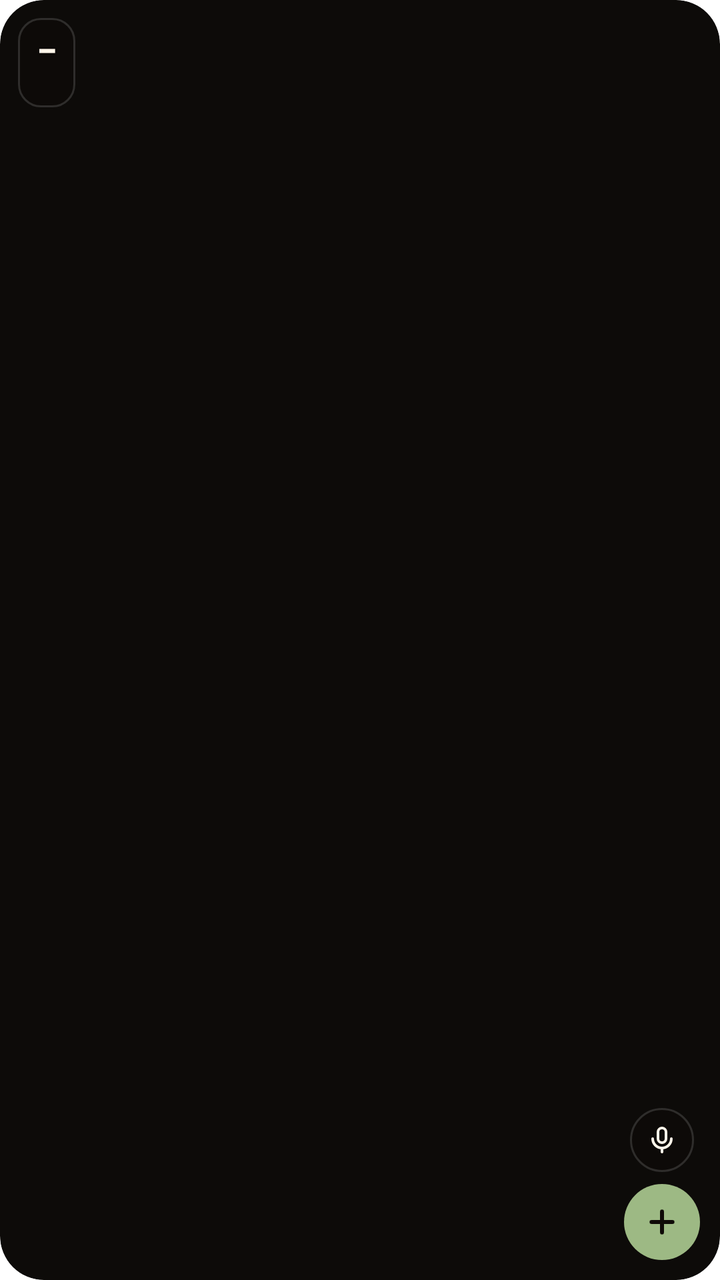
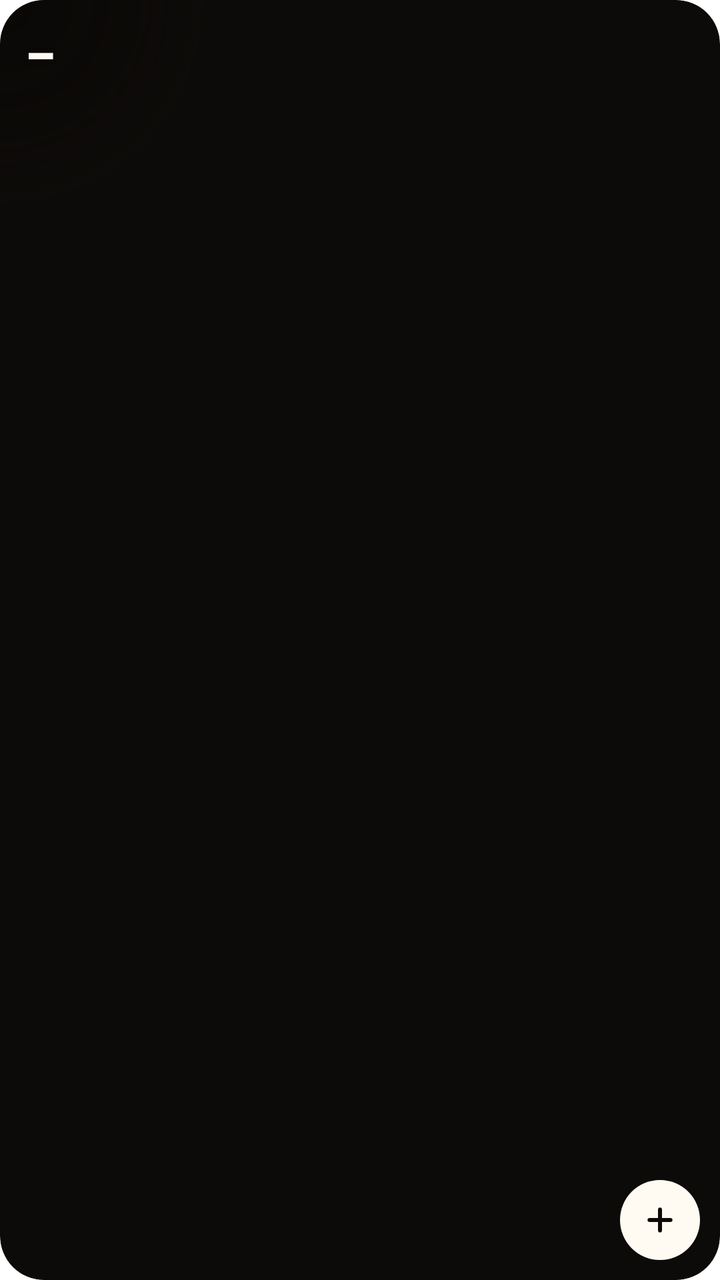

Before-and-after screenshots of an Android layout around one commit, followed by the original layout XML and the change that was made.
<!-- AndroidManifest.xml: application theme Theme.flowcode_mobile -->
<!-- res/layout/widget_finestra.xml -->
<?xml version="1.0" encoding="utf-8"?>
<FrameLayout xmlns:android="http://schemas.android.com/apk/res/android"
    android:id="@+id/root"
    android:layout_width="match_parent"
    android:layout_height="match_parent"
    android:background="@drawable/widget_bg"
    android:clipToOutline="true">
    <ViewFlipper
        android:id="@+id/flipper"
        android:layout_width="match_parent"
        android:layout_height="match_parent"
        android:autoStart="true"
        android:flipInterval="250">
        <ImageView android:id="@+id/f0" android:layout_width="match_parent" android:layout_height="match_parent" android:scaleType="centerCrop" />
        <ImageView android:id="@+id/f1" android:layout_width="match_parent" android:layout_height="match_parent" android:scaleType="centerCrop" />
        <ImageView android:id="@+id/f2" android:layout_width="match_parent" android:layout_height="match_parent" android:scaleType="centerCrop" />
        <ImageView android:id="@+id/f3" android:layout_width="match_parent" android:layout_height="match_parent" android:scaleType="centerCrop" />
        <ImageView android:id="@+id/f4" android:layout_width="match_parent" android:layout_height="match_parent" android:scaleType="centerCrop" />
        <ImageView android:id="@+id/f5" android:layout_width="match_parent" android:layout_height="match_parent" android:scaleType="centerCrop" />
        <ImageView android:id="@+id/f6" android:layout_width="match_parent" android:layout_height="match_parent" android:scaleType="centerCrop" />
        <ImageView android:id="@+id/f7" android:layout_width="match_parent" android:layout_height="match_parent" android:scaleType="centerCrop" />
    </ViewFlipper>
    <LinearLayout
        android:id="@+id/chip"
        android:layout_width="wrap_content"
        android:layout_height="wrap_content"
        android:layout_gravity="top|start"
        android:layout_margin="9dp"
        android:background="@drawable/widget_glass_chip"
        android:orientation="vertical"
        android:paddingStart="9dp"
        android:paddingTop="5dp"
        android:paddingEnd="9dp"
        android:paddingBottom="5dp">
        <TextView
            android:id="@+id/chip_num"
            android:layout_width="wrap_content"
            android:layout_height="wrap_content"
            android:fontFamily="monospace"
            android:includeFontPadding="false"
            android:shadowColor="#59000000"
            android:shadowDy="1"
            android:shadowRadius="2"
            android:text="–"
            android:textColor="#fff6ea"
            android:textSize="18sp"
            android:textStyle="bold" />
        <TextView
            android:id="@+id/chip_label"
            android:layout_width="wrap_content"
            android:layout_height="wrap_content"
            android:layout_marginTop="2dp"
            android:includeFontPadding="false"
            android:maxLines="1"
            android:shadowColor="#59000000"
            android:shadowDy="1"
            android:shadowRadius="2"
            android:textColor="#D9fff6ea"
            android:textSize="10sp" />
    </LinearLayout>
    <LinearLayout
        android:id="@+id/col"
        android:layout_width="wrap_content"
        android:layout_height="wrap_content"
        android:layout_gravity="bottom|end"
        android:layout_margin="10dp"
        android:gravity="center_horizontal"
        android:orientation="vertical"
        >
        <ImageView
            android:id="@+id/mic"
            android:layout_width="32dp"
            android:layout_height="32dp"
            android:background="@drawable/widget_glass_round"
            android:contentDescription="@string/widget_cd_voice"
            android:padding="8dp"
            android:layout_marginBottom="6dp"
            android:src="@drawable/widget_ic_mic"
             />
        <ImageView
            android:id="@+id/fab"
            android:layout_width="38dp"
            android:layout_height="38dp"
            android:background="@drawable/widget_accent_round"
            android:contentDescription="@string/widget_cd_new"
            android:padding="10dp"
            
            android:src="@drawable/widget_ic_plus"
             />
    </LinearLayout>
    <LinearLayout
        android:id="@+id/btn_row"
        android:layout_width="wrap_content"
        android:layout_height="wrap_content"
        android:layout_gravity="bottom|end"
        android:layout_margin="10dp"
        android:gravity="center_vertical"
        android:orientation="horizontal"
        android:visibility="gone">
        <ImageView
            android:id="@+id/mic_r"
            android:layout_width="32dp"
            android:layout_height="32dp"
            android:background="@drawable/widget_glass_round"
            android:contentDescription="@string/widget_cd_voice"
            android:padding="8dp"
            android:layout_marginEnd="6dp"
            android:src="@drawable/widget_ic_mic"
             />
        <ImageView
            android:id="@+id/fab_r"
            android:layout_width="38dp"
            android:layout_height="38dp"
            android:background="@drawable/widget_accent_round"
            android:contentDescription="@string/widget_cd_new"
            android:padding="10dp"
            
            android:src="@drawable/widget_ic_plus"
             />
    </LinearLayout>
</FrameLayout>
<!-- resources referenced by this layout -->
<resources>
  <!-- drawable widget_accent_round (drawable) -->
  <?xml version="1.0" encoding="utf-8"?>
  <shape xmlns:android="http://schemas.android.com/apk/res/android" android:shape="oval">
      <solid android:color="#9db984" />
  </shape>
  <!-- drawable widget_bg (drawable) -->
  <?xml version="1.0" encoding="utf-8"?>
  <shape xmlns:android="http://schemas.android.com/apk/res/android" android:shape="rectangle">
      <solid android:color="#0d0b09" />
      <corners android:radius="22dp" />
  </shape>
  <!-- drawable widget_glass_chip (drawable) -->
  <?xml version="1.0" encoding="utf-8"?>
  <shape xmlns:android="http://schemas.android.com/apk/res/android" android:shape="rectangle">
      <solid android:color="#570C0A08" />
      <corners android:radius="11dp" />
      <stroke android:width="1dp" android:color="#24FFFFFF" />
  </shape>
  <!-- drawable widget_glass_round (drawable) -->
  <?xml version="1.0" encoding="utf-8"?>
  <shape xmlns:android="http://schemas.android.com/apk/res/android" android:shape="oval">
      <solid android:color="#570C0A08" />
      <stroke android:width="1dp" android:color="#24FFFFFF" />
  </shape>
  <!-- drawable widget_ic_mic (drawable) -->
  <?xml version="1.0" encoding="utf-8"?>
  <vector xmlns:android="http://schemas.android.com/apk/res/android" android:width="24dp" android:height="24dp" android:viewportWidth="24" android:viewportHeight="24">
      <path android:pathData="M12,3a3,3 0 0 1 3,3v5a3,3 0 0 1 -6,0v-5a3,3 0 0 1 3,-3z" android:strokeColor="#fff6ea" android:strokeWidth="2" android:strokeLineCap="round" android:strokeLineJoin="round" />
      <path android:pathData="M5,11a7,7 0 0 0 14,0M12,18v3" android:strokeColor="#fff6ea" android:strokeWidth="2" android:strokeLineCap="round" android:strokeLineJoin="round" />
  </vector>
  <!-- drawable widget_ic_plus (drawable) -->
  <?xml version="1.0" encoding="utf-8"?>
  <vector xmlns:android="http://schemas.android.com/apk/res/android" android:width="24dp" android:height="24dp" android:viewportWidth="24" android:viewportHeight="24">
      <path android:pathData="M12,5v14M5,12h14" android:strokeColor="#0e0a07" android:strokeWidth="2.6" android:strokeLineCap="round" android:strokeLineJoin="round" />
  </vector>
  <string name="widget_cd_new">New chat</string>
  <string name="widget_cd_voice">New chat by voice</string>
  <style name="Theme.flowcode_mobile" parent="Theme.MaterialComponents.DayNight.NoActionBar">
          
      </style>
</resources>

<!-- the commit's change to res/layout/widget_finestra.xml (unified diff, before → after) -->
@@ -10,112 +10,88 @@
         android:layout_width="match_parent"
         android:layout_height="match_parent"
         android:autoStart="true"
-        android:flipInterval="250">
-        <ImageView android:id="@+id/f0" android:layout_width="match_parent" android:layout_height="match_parent" android:scaleType="centerCrop" />
-        <ImageView android:id="@+id/f1" android:layout_width="match_parent" android:layout_height="match_parent" android:scaleType="centerCrop" />
-        <ImageView android:id="@+id/f2" android:layout_width="match_parent" android:layout_height="match_parent" android:scaleType="centerCrop" />
-        <ImageView android:id="@+id/f3" android:layout_width="match_parent" android:layout_height="match_parent" android:scaleType="centerCrop" />
-        <ImageView android:id="@+id/f4" android:layout_width="match_parent" android:layout_height="match_parent" android:scaleType="centerCrop" />
-        <ImageView android:id="@+id/f5" android:layout_width="match_parent" android:layout_height="match_parent" android:scaleType="centerCrop" />
-        <ImageView android:id="@+id/f6" android:layout_width="match_parent" android:layout_height="match_parent" android:scaleType="centerCrop" />
-        <ImageView android:id="@+id/f7" android:layout_width="match_parent" android:layout_height="match_parent" android:scaleType="centerCrop" />
+        android:flipInterval="83">
+        <ImageView android:id="@+id/f0" android:layout_width="match_parent" android:layout_height="match_parent" android:scaleType="fitXY" />
+        <ImageView android:id="@+id/f1" android:layout_width="match_parent" android:layout_height="match_parent" android:scaleType="fitXY" />
+        <ImageView android:id="@+id/f2" android:layout_width="match_parent" android:layout_height="match_parent" android:scaleType="fitXY" />
+        <ImageView android:id="@+id/f3" android:layout_width="match_parent" android:layout_height="match_parent" android:scaleType="fitXY" />
+        <ImageView android:id="@+id/f4" android:layout_width="match_parent" android:layout_height="match_parent" android:scaleType="fitXY" />
+        <ImageView android:id="@+id/f5" android:layout_width="match_parent" android:layout_height="match_parent" android:scaleType="fitXY" />
+        <ImageView android:id="@+id/f6" android:layout_width="match_parent" android:layout_height="match_parent" android:scaleType="fitXY" />
+        <ImageView android:id="@+id/f7" android:layout_width="match_parent" android:layout_height="match_parent" android:scaleType="fitXY" />
+        <ImageView android:id="@+id/f8" android:layout_width="match_parent" android:layout_height="match_parent" android:scaleType="fitXY" />
+        <ImageView android:id="@+id/f9" android:layout_width="match_parent" android:layout_height="match_parent" android:scaleType="fitXY" />
+        <ImageView android:id="@+id/f10" android:layout_width="match_parent" android:layout_height="match_parent" android:scaleType="fitXY" />
+        <ImageView android:id="@+id/f11" android:layout_width="match_parent" android:layout_height="match_parent" android:scaleType="fitXY" />
+        <ImageView android:id="@+id/f12" android:layout_width="match_parent" android:layout_height="match_parent" android:scaleType="fitXY" />
+        <ImageView android:id="@+id/f13" android:layout_width="match_parent" android:layout_height="match_parent" android:scaleType="fitXY" />
+        <ImageView android:id="@+id/f14" android:layout_width="match_parent" android:layout_height="match_parent" android:scaleType="fitXY" />
+        <ImageView android:id="@+id/f15" android:layout_width="match_parent" android:layout_height="match_parent" android:scaleType="fitXY" />
+        <ImageView android:id="@+id/f16" android:layout_width="match_parent" android:layout_height="match_parent" android:scaleType="fitXY" />
+        <ImageView android:id="@+id/f17" android:layout_width="match_parent" android:layout_height="match_parent" android:scaleType="fitXY" />
+        <ImageView android:id="@+id/f18" android:layout_width="match_parent" android:layout_height="match_parent" android:scaleType="fitXY" />
+        <ImageView android:id="@+id/f19" android:layout_width="match_parent" android:layout_height="match_parent" android:scaleType="fitXY" />
+        <ImageView android:id="@+id/f20" android:layout_width="match_parent" android:layout_height="match_parent" android:scaleType="fitXY" />
+        <ImageView android:id="@+id/f21" android:layout_width="match_parent" android:layout_height="match_parent" android:scaleType="fitXY" />
+        <ImageView android:id="@+id/f22" android:layout_width="match_parent" android:layout_height="match_parent" android:scaleType="fitXY" />
+        <ImageView android:id="@+id/f23" android:layout_width="match_parent" android:layout_height="match_parent" android:scaleType="fitXY" />
     </ViewFlipper>
+    <ImageView
+        android:id="@+id/scrim"
+        android:layout_width="150dp"
+        android:layout_height="110dp"
+        android:layout_gravity="top|start"
+        android:importantForAccessibility="no"
+        android:scaleType="fitXY"
+        android:src="@drawable/widget_scrim" />
     <LinearLayout
-        android:id="@+id/chip"
+        android:id="@+id/stat"
         android:layout_width="wrap_content"
         android:layout_height="wrap_content"
         android:layout_gravity="top|start"
-        android:layout_margin="9dp"
-        android:background="@drawable/widget_glass_chip"
-        android:orientation="vertical"
-        android:paddingStart="9dp"
-        android:paddingTop="5dp"
-        android:paddingEnd="9dp"
-        android:paddingBottom="5dp">
+        android:layout_marginStart="12dp"
+        android:layout_marginTop="10dp"
+        android:orientation="vertical">
         <TextView
-            android:id="@+id/chip_num"
+            android:id="@+id/stat_num"
             android:layout_width="wrap_content"
             android:layout_height="wrap_content"
             android:fontFamily="monospace"
             android:includeFontPadding="false"
-            android:shadowColor="#59000000"
+            android:letterSpacing="-0.03"
+            android:shadowColor="#99000000"
             android:shadowDy="1"
-            android:shadowRadius="2"
+            android:shadowRadius="6"
             android:text="–"
-            android:textColor="#fff6ea"
-            android:textSize="18sp"
+            android:textColor="#fffaf2"
+            android:textSize="28sp"
             android:textStyle="bold" />
         <TextView
-            android:id="@+id/chip_label"
+            android:id="@+id/stat_label"
             android:layout_width="wrap_content"
             android:layout_height="wrap_content"
-            android:layout_marginTop="2dp"
+            android:layout_marginTop="3dp"
             android:includeFontPadding="false"
             android:maxLines="1"
-            android:shadowColor="#59000000"
+            android:shadowColor="#99000000"
             android:shadowDy="1"
-            android:shadowRadius="2"
-            android:textColor="#D9fff6ea"
-            android:textSize="10sp" />
+            android:shadowRadius="6"
+            android:textColor="#EBfffaf2"
+            android:textSize="11sp" />
     </LinearLayout>
     <LinearLayout
-        android:id="@+id/col"
+        android:id="@+id/row"
         android:layout_width="wrap_content"
         android:layout_height="wrap_content"
         android:layout_gravity="bottom|end"
-        android:layout_margin="10dp"
-        android:gravity="center_horizontal"
-        android:orientation="vertical"
-        >
-        <ImageView
-            android:id="@+id/mic"
-            android:layout_width="32dp"
-            android:layout_height="32dp"
-            android:background="@drawable/widget_glass_round"
-            android:contentDescription="@string/widget_cd_voice"
-            android:padding="8dp"
-            android:layout_marginBottom="6dp"
-            android:src="@drawable/widget_ic_mic"
-             />
+        android:layout_margin="10dp">
         <ImageView
             android:id="@+id/fab"
-            android:layout_width="38dp"
-            android:layout_height="38dp"
-            android:background="@drawable/widget_accent_round"
+            android:layout_width="40dp"
+            android:layout_height="40dp"
+            android:background="@drawable/widget_white_round"
             android:contentDescription="@string/widget_cd_new"
-            android:padding="10dp"
-            
-            android:src="@drawable/widget_ic_plus"
-             />
-    </LinearLayout>
-    <LinearLayout
-        android:id="@+id/btn_row"
-        android:layout_width="wrap_content"
-        android:layout_height="wrap_content"
-        android:layout_gravity="bottom|end"
-        android:layout_margin="10dp"
-        android:gravity="center_vertical"
-        android:orientation="horizontal"
-        android:visibility="gone">
-        <ImageView
-            android:id="@+id/mic_r"
-            android:layout_width="32dp"
-            android:layout_height="32dp"
-            android:background="@drawable/widget_glass_round"
-            android:contentDescription="@string/widget_cd_voice"
-            android:padding="8dp"
-            android:layout_marginEnd="6dp"
-            android:src="@drawable/widget_ic_mic"
-             />
-        <ImageView
-            android:id="@+id/fab_r"
-            android:layout_width="38dp"
-            android:layout_height="38dp"
-            android:background="@drawable/widget_accent_round"
-            android:contentDescription="@string/widget_cd_new"
-            android:padding="10dp"
-            
-            android:src="@drawable/widget_ic_plus"
-             />
+            android:padding="11dp"
+            android:src="@drawable/widget_ic_plus" />
     </LinearLayout>
 </FrameLayout>
<!-- resource entries referenced after the edit -->
@@ -1,42 +1,34 @@
 <!-- resources referenced by this layout -->
 <resources>
-  <!-- drawable widget_accent_round (drawable) -->
-  <?xml version="1.0" encoding="utf-8"?>
-  <shape xmlns:android="http://schemas.android.com/apk/res/android" android:shape="oval">
-      <solid android:color="#9db984" />
-  </shape>
   <!-- drawable widget_bg (drawable) -->
   <?xml version="1.0" encoding="utf-8"?>
   <shape xmlns:android="http://schemas.android.com/apk/res/android" android:shape="rectangle">
       <solid android:color="#0d0b09" />
       <corners android:radius="22dp" />
   </shape>
-  <!-- drawable widget_glass_chip (drawable) -->
-  <?xml version="1.0" encoding="utf-8"?>
-  <shape xmlns:android="http://schemas.android.com/apk/res/android" android:shape="rectangle">
-      <solid android:color="#570C0A08" />
-      <corners android:radius="11dp" />
-      <stroke android:width="1dp" android:color="#24FFFFFF" />
-  </shape>
-  <!-- drawable widget_glass_round (drawable) -->
-  <?xml version="1.0" encoding="utf-8"?>
-  <shape xmlns:android="http://schemas.android.com/apk/res/android" android:shape="oval">
-      <solid android:color="#570C0A08" />
-      <stroke android:width="1dp" android:color="#24FFFFFF" />
-  </shape>
-  <!-- drawable widget_ic_mic (drawable) -->
-  <?xml version="1.0" encoding="utf-8"?>
-  <vector xmlns:android="http://schemas.android.com/apk/res/android" android:width="24dp" android:height="24dp" android:viewportWidth="24" android:viewportHeight="24">
-      <path android:pathData="M12,3a3,3 0 0 1 3,3v5a3,3 0 0 1 -6,0v-5a3,3 0 0 1 3,-3z" android:strokeColor="#fff6ea" android:strokeWidth="2" android:strokeLineCap="round" android:strokeLineJoin="round" />
-      <path android:pathData="M5,11a7,7 0 0 0 14,0M12,18v3" android:strokeColor="#fff6ea" android:strokeWidth="2" android:strokeLineCap="round" android:strokeLineJoin="round" />
-  </vector>
   <!-- drawable widget_ic_plus (drawable) -->
   <?xml version="1.0" encoding="utf-8"?>
   <vector xmlns:android="http://schemas.android.com/apk/res/android" android:width="24dp" android:height="24dp" android:viewportWidth="24" android:viewportHeight="24">
       <path android:pathData="M12,5v14M5,12h14" android:strokeColor="#0e0a07" android:strokeWidth="2.6" android:strokeLineCap="round" android:strokeLineJoin="round" />
   </vector>
+  <!-- drawable widget_scrim (drawable) -->
+  <?xml version="1.0" encoding="utf-8"?>
+  <shape xmlns:android="http://schemas.android.com/apk/res/android" android:shape="rectangle">
+      <gradient
+          android:type="radial"
+          android:centerX="0"
+          android:centerY="0"
+          android:gradientRadius="100%p"
+          android:startColor="#9E080604"
+          android:centerColor="#61080604"
+          android:endColor="#00080604" />
+  </shape>
+  <!-- drawable widget_white_round (drawable) -->
+  <?xml version="1.0" encoding="utf-8"?>
+  <shape xmlns:android="http://schemas.android.com/apk/res/android" android:shape="oval">
+      <solid android:color="#fffaf2" />
+  </shape>
   <string name="widget_cd_new">New chat</string>
-  <string name="widget_cd_voice">New chat by voice</string>
   <style name="Theme.flowcode_mobile" parent="Theme.MaterialComponents.DayNight.NoActionBar">
           
       </style>
